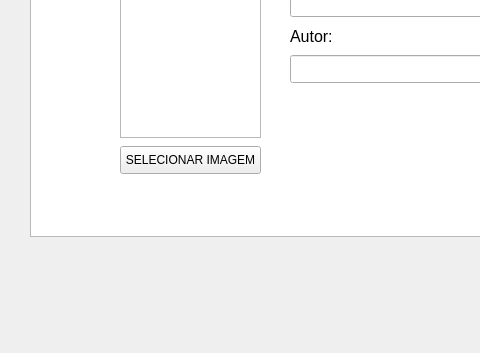
Before: the Qt Designer form telas/tela_cadastro_livro.ui in Gas-Helio/CRUD-Biblioteca, drawn with Qt 5; both pictures show x 0 to 480 and y 194 to 547 of the 926 by 547 pixel window.
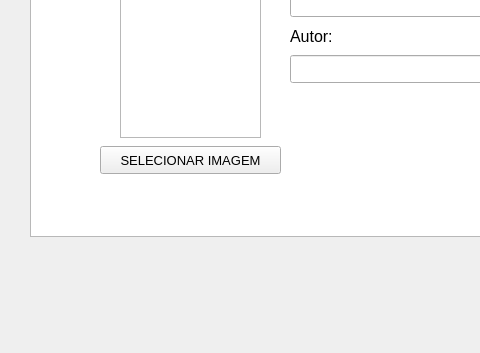
After: the same form once the commit is applied. Icons and pictures are not drawn.

The edit to the form file:
```diff
--- a/telas/tela_cadastro_livro.ui
+++ b/telas/tela_cadastro_livro.ui
@@ -175,12 +175,17 @@
    <widget class="QPushButton" name="botao_selecionar_img">
     <property name="geometry">
      <rect>
-      <x>120</x>
+      <x>100</x>
       <y>340</y>
-      <width>141</width>
+      <width>181</width>
       <height>28</height>
      </rect>
     </property>
+    <property name="font">
+     <font>
+      <pointsize>10</pointsize>
+     </font>
+    </property>
     <property name="text">
      <string>SELECIONAR IMAGEM</string>
     </property>
```
Left out of the diff: 14 changed lines with no effect on the pictures.
